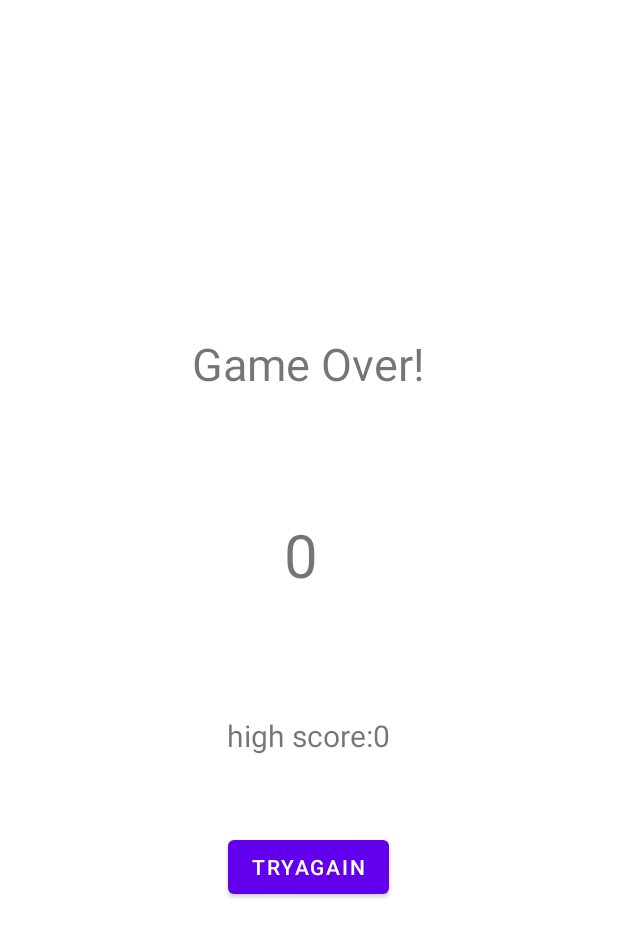
After one commit to harper0201/Catch_A_Ball, an Android app: the ResultActivity screen opened directly, with no data from a screen before it, on a phone screen of 412 x 824 dp. The commit adds this screen. Shown: the top 937 px of the screen. Run offline under Robolectric (Android 15) with nearby library versions, the phone set to English and light mode, and no system bars.

Commit message:
sixth commit: finish result page but still have a bug

```diff
--- a/app/src/main/AndroidManifest.xml
+++ b/app/src/main/AndroidManifest.xml
@@ -10,9 +10,12 @@
         android:supportsRtl="true"
         android:theme="@style/Theme.Catch_A_Ball">
         <activity
+            android:name=".ResultActivity"
+            android:exported="true" />
+        <activity
             android:name=".MainActivity"
-            android:screenOrientation="portrait"
-            android:exported="true">
+            android:exported="true"
+            android:screenOrientation="portrait">
             <intent-filter>
                 <action android:name="android.intent.action.MAIN" />
 
--- a/app/src/main/java/com/example/catch_a_ball/MainActivity.java
+++ b/app/src/main/java/com/example/catch_a_ball/MainActivity.java
@@ -2,6 +2,7 @@ package com.example.catch_a_ball;
 
 import androidx.appcompat.app.AppCompatActivity;
 
+import android.content.Intent;
 import android.graphics.Point;
 import android.media.Image;
 import android.os.Bundle;
@@ -18,31 +19,27 @@ import android.widget.TextView;
 import java.util.Timer;
 import java.util.TimerTask;
 
+import javax.xml.transform.Result;
+
 public class MainActivity extends AppCompatActivity {
-
     //elements
     private TextView StartLabel,ScoreLabel;
     private ImageView bu;
     private ImageView pink,black,orange;
-
     //position
     private float bu_y;
     private float black_x,black_y;
     private float pink_x,pink_y;
     private float orange_x,orange_y;
-
     //timer
     private Timer timer = new Timer();
-
     //status
     private boolean action_flag = false;
     private boolean start_flag = false;
-
     //size
     private int FrameHeight;
     private int busize;
     private int ScreenHeight,ScreenWidth;
-
     //score
     private int score = 0;
 
@@ -86,7 +83,6 @@ public class MainActivity extends AppCompatActivity {
         }
         orange.setX(orange_x);
         orange.setY(orange_y);
-
         //black
         black_x -= 16;
         if(black_x < 0){
@@ -95,7 +91,6 @@ public class MainActivity extends AppCompatActivity {
         }
         black.setX(black_x);
         black.setY(black_y);
-
         //pink
         pink_x -= 20;
         if(pink_x < 0){
@@ -147,7 +142,9 @@ public class MainActivity extends AppCompatActivity {
                 timer.cancel();
                 timer = null;
             }
-            //show result
+                Intent intent = new Intent(getApplicationContext(), ResultActivity.class);
+                intent.putExtra("SCORE",score);
+                startActivity(intent);
         }
     }
 
@@ -156,15 +153,10 @@ public class MainActivity extends AppCompatActivity {
         if(!start_flag) {
             start_flag = true;
             StartLabel.setVisibility(View.GONE);
-
-            //FrameHeight
             FrameLayout frameLayout = findViewById(R.id.frame);
             FrameHeight = frameLayout.getHeight();
-            //BuSize
             bu_y = bu.getY();
             busize = bu.getHeight();
-
-            //repeative task
             timer.schedule(new TimerTask() {
                 @Override
                public void run() {
@@ -173,7 +165,6 @@ public class MainActivity extends AppCompatActivity {
             }, 0, 20);
         }
         else{
-            //Action
             if(event.getAction() == MotionEvent.ACTION_DOWN){
                 action_flag = true;
             }
--- /dev/null
+++ b/app/src/main/java/com/example/catch_a_ball/ResultActivity.java
@@ -0,0 +1,39 @@
+package com.example.catch_a_ball;
+
+import androidx.appcompat.app.AppCompatActivity;
+
+import android.content.Context;
+import android.content.Intent;
+import android.content.SharedPreferences;
+import android.os.Bundle;
+import android.view.View;
+import android.widget.TextView;
+
+public class ResultActivity extends AppCompatActivity {
+
+    @Override
+    protected void onCreate(Bundle savedInstanceState) {
+        super.onCreate(savedInstanceState);
+        setContentView(R.layout.activity_result);
+        TextView ScoreLabel = findViewById(R.id.ScoreLabel);
+        TextView HighScoreLabel = findViewById(R.id.HighScoreLabel);
+        int score = getIntent().getIntExtra("SCORE",0);
+        ScoreLabel.setText(score + " ");
+
+        SharedPreferences sharedPreferences = this.getSharedPreferences("GAME_DATA", Context.MODE_PRIVATE);
+        int HighScore = sharedPreferences.getInt("HIGH_CORE",0);;
+            if(HighScore < score){
+                SharedPreferences.Editor editor = sharedPreferences.edit();
+                editor.putInt("HIGH SCORE",score);
+                editor.commit();
+                HighScoreLabel.setText("high score:" + score);
+            }
+            else{
+                HighScoreLabel.setText("high score:" + HighScore);
+            }
+    }
+
+    public void TryAgain(View view){
+        startActivity(new Intent(getApplicationContext(),MainActivity.class));
+    }
+}
--- /dev/null
+++ b/app/src/main/res/layout/activity_result.xml
@@ -0,0 +1,39 @@
+<?xml version="1.0" encoding="utf-8"?>
+<LinearLayout xmlns:android="http://schemas.android.com/apk/res/android"
+    xmlns:app="http://schemas.android.com/apk/res-auto"
+    xmlns:tools="http://schemas.android.com/tools"
+    android:layout_width="match_parent"
+    android:layout_height="match_parent"
+    tools:context=".ResultActivity"
+    android:orientation="vertical"
+    android:gravity="center">
+
+    <TextView
+        android:layout_width="wrap_content"
+        android:layout_height="wrap_content"
+        android:textSize="30dp"
+        android:text="Game Over!"/>
+
+    <TextView
+        android:id="@+id/ScoreLabel"
+        android:layout_width="wrap_content"
+        android:layout_height="wrap_content"
+        android:textSize="40dp"
+        android:text="300"
+        android:layout_marginTop="80dp"/>
+
+    <TextView
+        android:id="@+id/HighScoreLabel"
+        android:layout_width="wrap_content"
+        android:layout_height="wrap_content"
+        android:text="high score:300 "
+        android:textSize="20dp"
+        android:layout_marginTop="80dp"/>
+
+    <Button
+        android:layout_width="wrap_content"
+        android:layout_height="wrap_content"
+        android:text="TryAgain"
+        android:layout_marginTop="50dp"
+        android:onClick="TryAgain"/>
+</LinearLayout>
```
